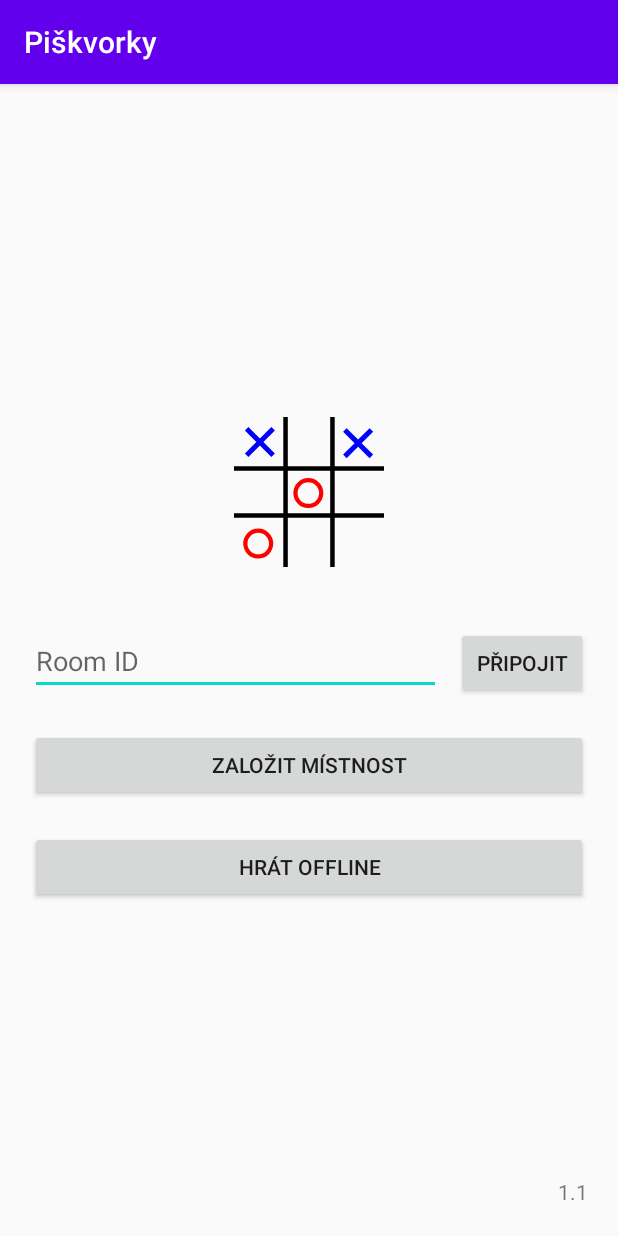
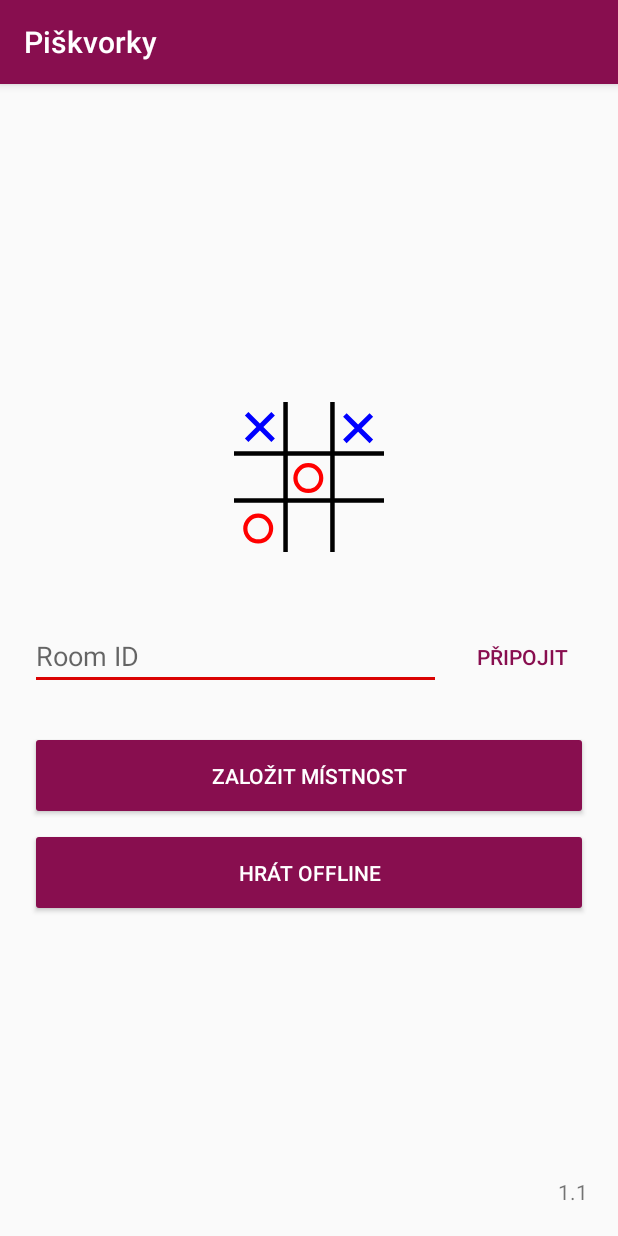
Before and after one commit to JohnyDaDeveloper/Piskvorky, an Android app: the screen it shows after launch (MainActivity), on a phone screen of 412 x 824 dp. Run offline under Robolectric (Android 15) with nearby library versions, the phone set to English and light mode, and no system bars.

Commit message:
Úprava vzhledu app

```diff
--- a/app/build.gradle
+++ b/app/build.gradle
@@ -29,7 +29,7 @@ dependencies {
 
     implementation 'androidx.appcompat:appcompat:1.1.0'
     implementation 'androidx.constraintlayout:constraintlayout:1.1.3'
-    implementation 'com.google.firebase:firebase-firestore:21.4.1'
+    implementation 'com.google.firebase:firebase-firestore:21.4.2'
     testImplementation 'junit:junit:4.12'
     androidTestImplementation 'androidx.test.ext:junit:1.1.1'
     androidTestImplementation 'androidx.test.espresso:espresso-core:3.2.0'
--- a/app/src/main/res/layout/fragment_start_screen.xml
+++ b/app/src/main/res/layout/fragment_start_screen.xml
@@ -28,6 +28,7 @@
                 android:id="@+id/roomIdExitText"
                 android:layout_width="match_parent"
                 android:layout_height="wrap_content"
+                android:layout_centerVertical="true"
                 android:inputType="textNoSuggestions"
                 android:hint="@string/room_id"
                 android:layout_toStartOf="@id/joinRoomButtom"
@@ -37,8 +38,10 @@
                 android:id="@+id/joinRoomButtom"
                 android:layout_width="wrap_content"
                 android:layout_height="wrap_content"
+                android:layout_centerVertical="true"
                 android:layout_alignParentEnd="true"
                 android:layout_marginStart="10dp"
+                style="@style/Button.Primary.Borderless"
                 android:text="@string/join" />
         </RelativeLayout>
 
@@ -47,13 +50,15 @@
             android:layout_width="match_parent"
             android:layout_height="wrap_content"
             android:layout_marginTop="20dp"
+            android:theme="@style/Button.Primary"
             android:text="@string/create_online" />
 
         <Button
             android:id="@+id/playOfflineButton"
             android:layout_width="match_parent"
             android:layout_height="wrap_content"
-            android:layout_marginTop="20dp"
+            android:layout_marginTop="5dp"
+            android:theme="@style/Button.Primary"
             android:text="@string/play_offline" />
     </LinearLayout>
 
--- a/app/src/main/res/values/colors.xml
+++ b/app/src/main/res/values/colors.xml
@@ -1,6 +1,6 @@
 <?xml version="1.0" encoding="utf-8"?>
 <resources>
-    <color name="colorPrimary">#6200EE</color>
-    <color name="colorPrimaryDark">#3700B3</color>
-    <color name="colorAccent">#03DAC5</color>
+    <color name="colorPrimary">#880E4F</color>
+    <color name="colorPrimaryDark">#6C0C3F</color>
+    <color name="colorAccent">#DA0303</color>
 </resources>
--- a/app/src/main/res/values/styles.xml
+++ b/app/src/main/res/values/styles.xml
@@ -1,11 +1,22 @@
 <resources>
-
-    <!-- Base application theme. -->
     <style name="AppTheme" parent="Theme.AppCompat.Light.DarkActionBar">
-        <!-- Customize your theme here. -->
         <item name="colorPrimary">@color/colorPrimary</item>
         <item name="colorPrimaryDark">@color/colorPrimaryDark</item>
         <item name="colorAccent">@color/colorAccent</item>
     </style>
 
+    <style name="Button.Primary" parent="@style/Widget.AppCompat.Button.Colored">
+        <item name="android:colorButtonNormal">?attr/colorPrimary</item>
+        <item name="android:textColor">@android:color/white</item>
+
+        <item name="android:paddingTop">20dp</item>
+        <item name="android:paddingBottom">20dp</item>
+    </style>
+
+    <style name="Button.Primary.Borderless" parent="@style/Widget.AppCompat.Button.Borderless.Colored">
+        <item name="android:textColor">?attr/colorPrimary</item>
+
+        <item name="android:paddingTop">20dp</item>
+        <item name="android:paddingBottom">20dp</item>
+    </style>
 </resources>
```
